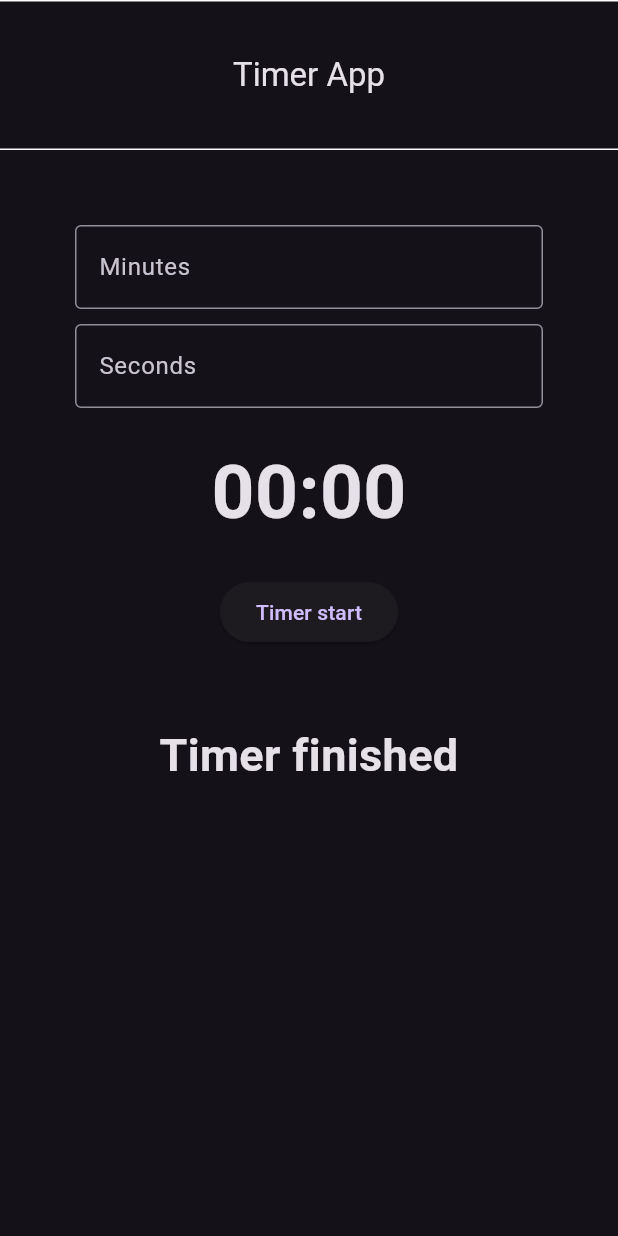
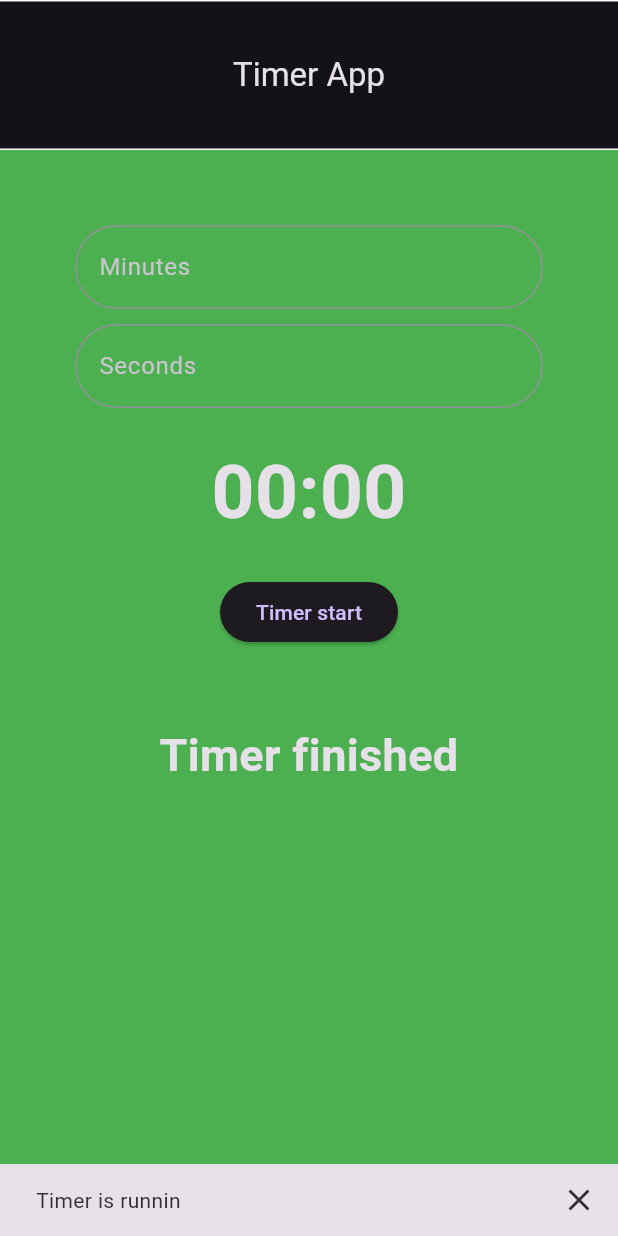
Before and after one commit to fabianStro/GitHubFolder, a Flutter app: the screen it shows after launch, after a tap on "Timer start", on a phone screen of 412 x 824 dp. Run offline on Flutter 3.47's test engine with Material 3 defaults, Android fonts, the phone set to English and light mode, and no system bars; Roboto replaces fonts that are missing (Arial).

Commit message:
SnackBaar und BgColor inserted Final

```diff
--- a/Flutter_Aufagben/flutter_sheet_timer/lib/timerWidget.dart
+++ b/Flutter_Aufagben/flutter_sheet_timer/lib/timerWidget.dart
@@ -13,6 +13,7 @@ class _TimerWidgetState extends State<TimerWidget> {
   bool _isRunnin = false;
   String _statusText = '';
   Timer? timer;
+  var color = Colors.black;
 
   final TextEditingController _minController = TextEditingController();
   final TextEditingController _secController = TextEditingController();
@@ -25,6 +26,8 @@ class _TimerWidgetState extends State<TimerWidget> {
     setState(() {
       _seconds = min * 60 + sec;
       _isRunnin = true;
+      const snackbarRun = SnackBar(content: Text('Timer is runnin'), showCloseIcon: true);
+      ScaffoldMessenger.of(context).showSnackBar(snackbarRun);
       _statusText = 'Timer is runnin';
     });
 
@@ -33,6 +36,7 @@ class _TimerWidgetState extends State<TimerWidget> {
     setState(() {
       _isRunnin = false;
       _statusText = 'Timer finished';
+      color = Colors.green;
     });
   }
 
@@ -58,6 +62,7 @@ class _TimerWidgetState extends State<TimerWidget> {
 
     return SafeArea(
       child: Scaffold(
+        backgroundColor: color,
         appBar: AppBar(
           toolbarHeight: 100,
           title: Text('Timer App'),
@@ -77,13 +82,19 @@ class _TimerWidgetState extends State<TimerWidget> {
                 TextField(
                   controller: _minController,
                   keyboardType: TextInputType.number,
-                  decoration: InputDecoration(border: OutlineInputBorder(), labelText: 'Minutes'),
+                  decoration: InputDecoration(
+                    border: OutlineInputBorder(borderRadius: BorderRadius.circular(90)),
+                    labelText: 'Minutes',
+                  ),
                 ), // TextField
                 SizedBox(height: 10.0),
                 TextField(
                   controller: _secController,
                   keyboardType: TextInputType.number,
-                  decoration: InputDecoration(border: OutlineInputBorder(), labelText: 'Seconds'),
+                  decoration: InputDecoration(
+                    border: OutlineInputBorder(borderRadius: BorderRadius.circular(90)),
+                    labelText: 'Seconds',
+                  ),
                 ), // TextField
                 SizedBox(height: 20.0),
                 Text(
```
